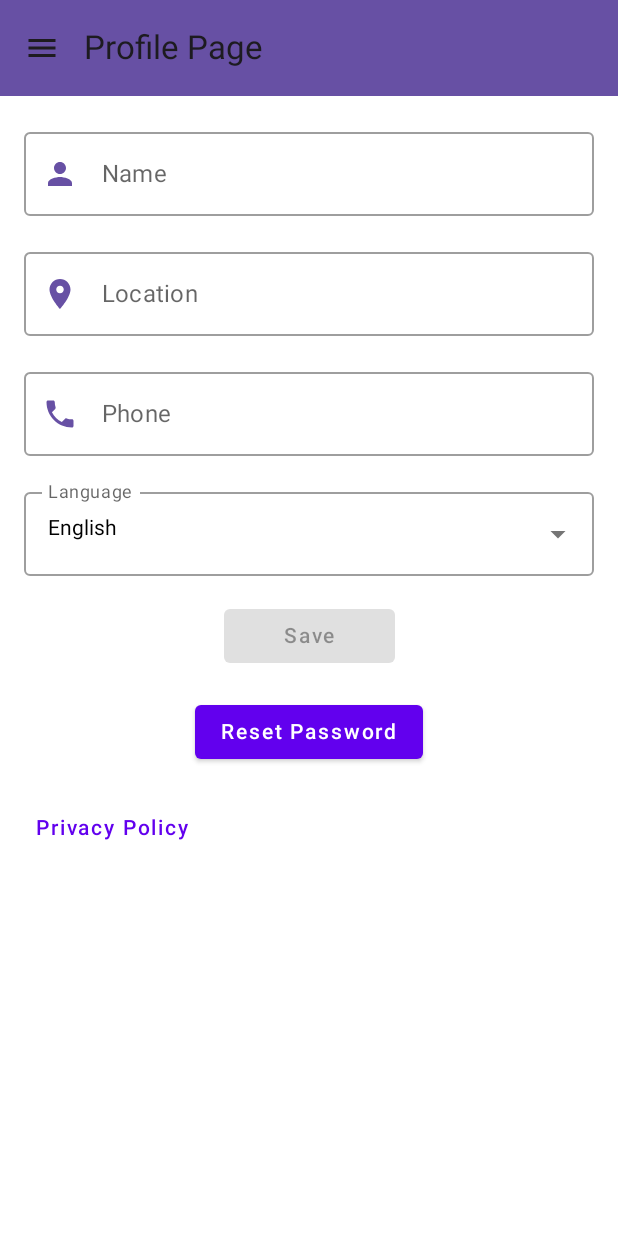
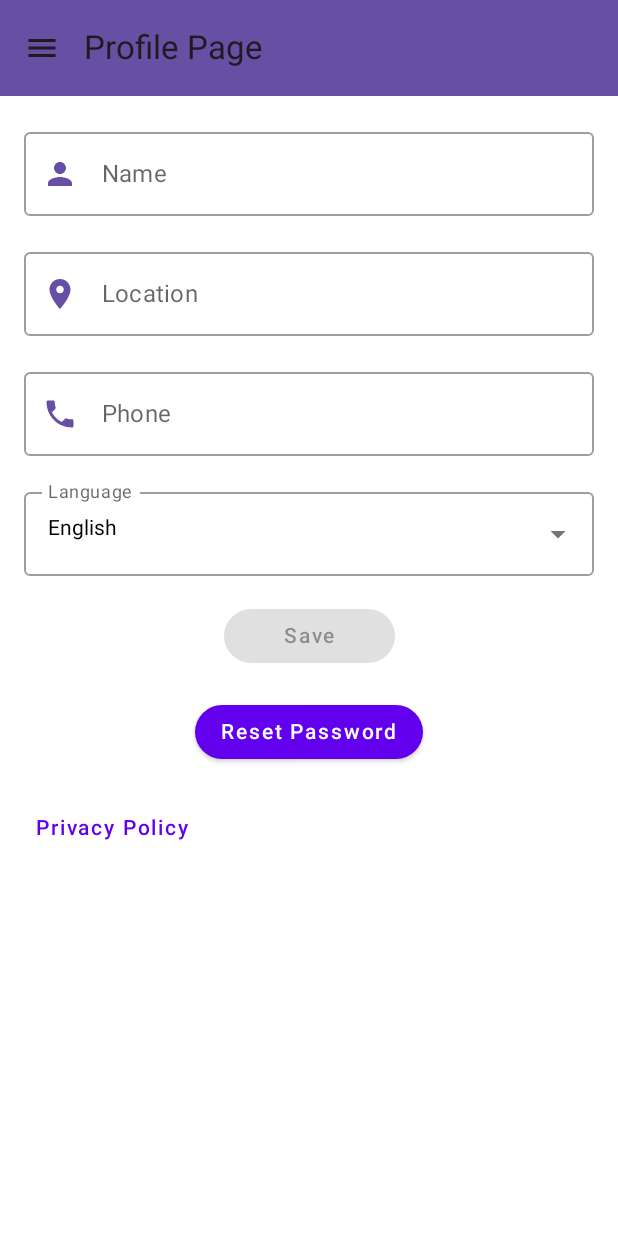
Before and after one commit to Raghav1428/SmartPest, an Android app built with Jetpack Compose: the ProfilePage screen opened through its navigation route, after a tap on "Pick an Image", on a phone screen of 412 x 824 dp. Run offline under Robolectric (Android 15) with nearby library versions, the phone set to English and light mode, and no system bars; our stand-ins replace Firebase (no records; nobody signed in at launch, a user with empty details on screens opened directly), Room's generated code, livedata-compose; 1 other tap on this screen came first.

Commit message:
Bug fixes

```diff
--- a/app/src/main/java/com/example/smartpest/database/User.kt
+++ b/app/src/main/java/com/example/smartpest/database/User.kt
@@ -5,8 +5,7 @@ import androidx.room.PrimaryKey
 
 @Entity(tableName = "user")
 data class User(
-    @PrimaryKey(autoGenerate = true)
-    val id: Int = 1,
+    @PrimaryKey(autoGenerate = true) val id: Int = 1,
     val name : String,
     val location : String,
     val phone : String,
--- a/app/src/main/java/com/example/smartpest/database/UserState.kt
+++ b/app/src/main/java/com/example/smartpest/database/UserState.kt
@@ -1,6 +1,7 @@
 package com.example.smartpest.database
 
 data class UserState(
+    val id: Int = 1,
     val name: String = "",
     val location: String = "",
     val phone: String = "",
--- a/app/src/main/java/com/example/smartpest/view/MainActivity.kt
+++ b/app/src/main/java/com/example/smartpest/view/MainActivity.kt
@@ -130,21 +130,35 @@ fun MyApp(themeViewModel: ThemeViewModel, userViewModel: UserViewModel) {
                     startDestination = startDestination,
                     Modifier.padding(innerPadding)
                 ) {
-                    composable("login") { LoginPage(navController, authViewModel) }
-                    composable("signup") { SignUpPage(navController, authViewModel) }
-                    composable("Home") { HomePage(navController) }
-                    composable("PestDisease.AI") { PestDiseaseAI(navController) }
-                    composable("AI Assistant") { ExpertSupport(navController) }
-                    composable("Weather Report") { WeatherReport(weatherViewModel) }
-                    composable("Local Alerts") { LocalAlerts(navController) }
-                    composable("Nearby Shops") { NearbyShops(navController) }
-                    composable("Farm Guide") { FarmGuide(navController) }
+                    composable("login") {
+                        LoginPage(navController, authViewModel)
+                    }
+                    composable("signup") {
+                        SignUpPage(navController, authViewModel)
+                    }
+                    composable("Home") {
+                        HomePage(navController)
+                    }
+                    composable("PestDisease.AI") {
+                        PestDiseaseAI(navController)
+                    }
+                    composable("AI Assistant") {
+                        ExpertSupport(navController)
+                    }
+                    composable("Weather Report") {
+                        WeatherReport(weatherViewModel)
+                    }
+                    composable("Local Alerts") {
+                        LocalAlerts(navController)
+                    }
+                    composable("Nearby Shops") {
+                        NearbyShops(navController)
+                    }
+                    composable("Farm Guide") {
+                        FarmGuide(navController)
+                    }
                     composable("Profile Page") {
-                        ProfilePage(
-                            navController,
-                            authViewModel,
-                            userViewModel = userViewModel
-                        )
+                        ProfilePage(authViewModel, userViewModel)
                     }
                 }
             }
@@ -199,7 +213,8 @@ fun DrawerContent(
             Icons.Outlined.Notifications,
             route = "Local Alerts"
         ),
-        NavigationItem("Profile",
+        NavigationItem(
+            "Profile",
             Icons.Filled.AccountCircle,
             Icons.Outlined.AccountCircle,
             route = "Profile Page"
--- a/app/src/main/java/com/example/smartpest/view/ProfilePage.kt
+++ b/app/src/main/java/com/example/smartpest/view/ProfilePage.kt
@@ -4,6 +4,7 @@ import android.annotation.SuppressLint
 import android.widget.Toast
 import androidx.compose.foundation.clickable
 import androidx.compose.foundation.layout.*
+import androidx.compose.foundation.shape.RoundedCornerShape
 import androidx.compose.foundation.text.KeyboardOptions
 //noinspection UsingMaterialAndMaterial3Libraries
 import androidx.compose.material.*
@@ -12,6 +13,7 @@ import androidx.compose.material.icons.filled.ArrowDropDown
 import androidx.compose.material.icons.filled.Person
 import androidx.compose.material.icons.filled.Phone
 import androidx.compose.material.icons.filled.Place
+import androidx.compose.material3.ExperimentalMaterial3Api
 import androidx.compose.runtime.*
 import androidx.compose.runtime.livedata.observeAsState
 import androidx.compose.ui.Alignment
@@ -22,7 +24,6 @@ import androidx.compose.ui.platform.LocalDensity
 import androidx.compose.ui.platform.LocalUriHandler
 import androidx.compose.ui.text.input.KeyboardType
 import androidx.compose.ui.unit.dp
-import androidx.navigation.NavHostController
 import com.example.smartpest.database.UserEvent
 import com.example.smartpest.viewmodels.AuthState
 import com.example.smartpest.viewmodels.AuthViewModel
@@ -30,9 +31,10 @@ import com.example.smartpest.viewmodels.UserViewModel
 
 @SuppressLint("UnusedMaterialScaffoldPaddingParameter")
 @Composable
-fun ProfilePage(navController: NavHostController, authViewModel: AuthViewModel, userViewModel: UserViewModel) {
+fun ProfilePage(authViewModel: AuthViewModel, userViewModel: UserViewModel) {
 
     val state by userViewModel.state.collectAsState()
+
     //Changing the language
     val languages = listOf("English", "Spanish", "French", "German", "Hindi")
     var isChanged by remember { mutableStateOf(false) }
@@ -139,7 +141,8 @@ fun ProfilePage(navController: NavHostController, authViewModel: AuthViewModel,
                 enabled = isChanged,
                 modifier = Modifier
                     .fillMaxWidth(0.3f)
-                    .align(alignment = Alignment.CenterHorizontally)
+                    .align(alignment = Alignment.CenterHorizontally),
+                shape = RoundedCornerShape(18.dp)
             ) {
                 Text("Save")
             }
@@ -151,7 +154,8 @@ fun ProfilePage(navController: NavHostController, authViewModel: AuthViewModel,
                 },
                 modifier = Modifier
                     .fillMaxWidth(0.4f)
-                    .align(alignment = Alignment.CenterHorizontally)
+                    .align(alignment = Alignment.CenterHorizontally),
+                shape = RoundedCornerShape(18.dp)
             ) {
                 Text("Reset Password")
             }
```
Also changed, not shown: app/src/main/java/com/example/smartpest/view/FarmGuide.kt (+5 -26 lines), app/src/main/java/com/example/smartpest/viewmodels/UserViewModel.kt (+10 -7 lines).
